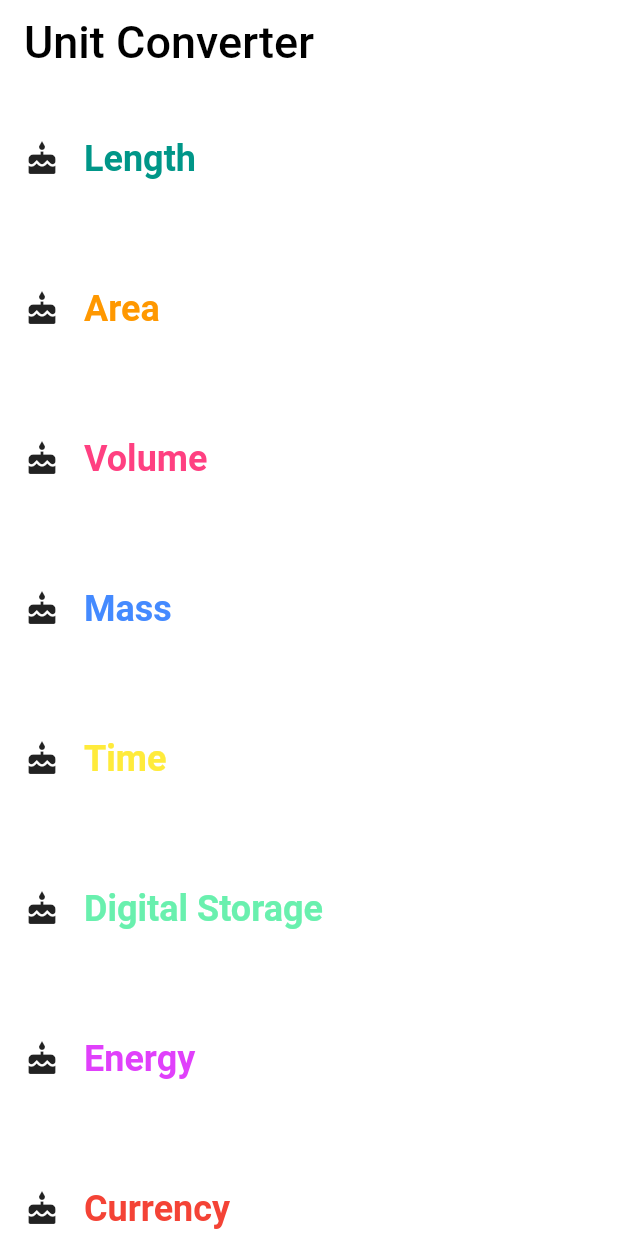
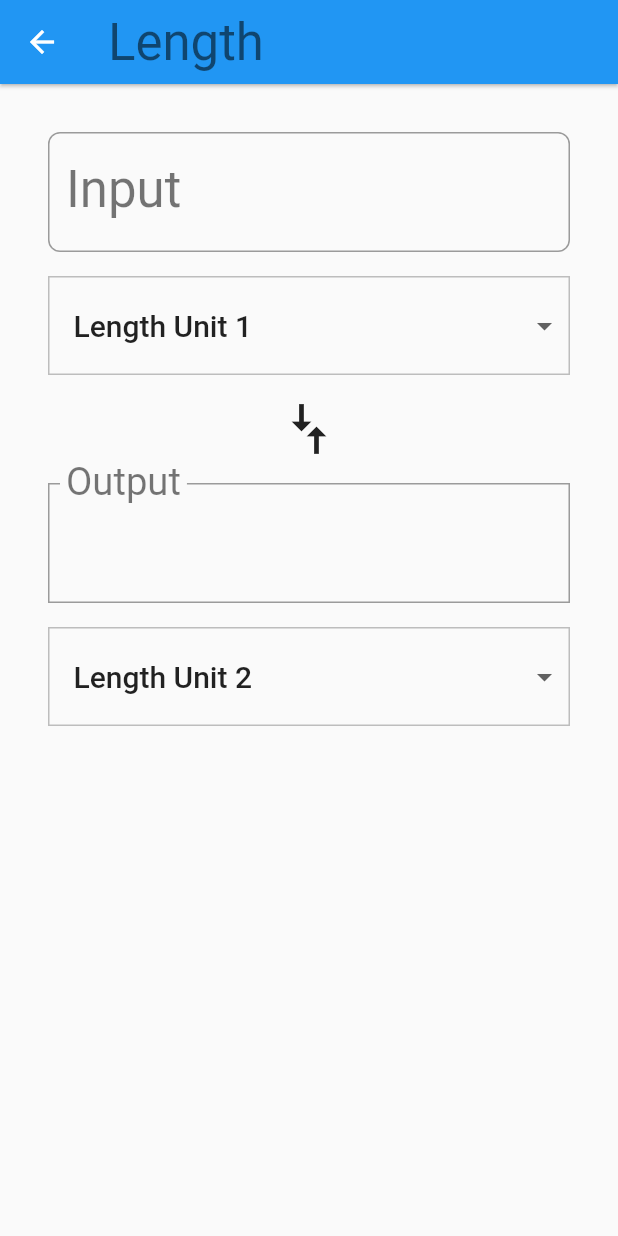
Before and after one commit to huynn109/Flutter-Udacity, a Flutter app: the screen it shows after launch, after a tap on "Length", on a phone screen of 412 x 824 dp. Run offline on Flutter 3.47's test engine with Material 2 defaults, Android fonts, the phone set to English and light mode, and no system bars.

Commit message:
update route, converter input

```diff
--- a/ex_03_category_route/lib/category.dart
+++ b/ex_03_category_route/lib/category.dart
@@ -1,3 +1,5 @@
+import 'package:ex_03_category_route/converter_route_input.dart';
+import 'package:ex_03_category_route/unit.dart';
 import 'package:flutter/material.dart';
 
 final _rowHeight = 100.0;
@@ -7,15 +9,18 @@ class Category extends StatelessWidget {
   final String name;
   final ColorSwatch color;
   final IconData iconLocation;
+  final List<Unit> units;
 
-  const Category({
-    Key key,
-    @required this.name,
-    @required this.color,
-    @required this.iconLocation,
-  })  : assert(name != null),
+  const Category(
+      {Key key,
+      @required this.name,
+      @required this.color,
+      @required this.iconLocation,
+      @required this.units})
+      : assert(name != null),
         assert(color != null),
         assert(iconLocation != null),
+        assert(units != null),
         super(key: key);
 
   @override
@@ -28,6 +33,7 @@ class Category extends StatelessWidget {
           borderRadius: _borderRadius,
           onTap: () {
             print('On tap row');
+            _navigateToConverter(context);
           },
           child: Padding(
             padding: EdgeInsets.all(8.0),
@@ -56,4 +62,29 @@ class Category extends StatelessWidget {
       ),
     );
   }
+
+  void _navigateToConverter(BuildContext context) {
+    if (Navigator.of(context).canPop()) {
+      Navigator.of(context).pop();
+    }
+    Navigator
+        .of(context)
+        .push(MaterialPageRoute<Null>(builder: (BuildContext context) {
+      return Scaffold(
+        appBar: AppBar(
+          elevation: 1.0,
+          title: Text(
+            name,
+            style: Theme.of(context).textTheme.display1,
+          ),
+        ),
+        body: ConverterRouteInput(
+          color: color,
+          name: name,
+          units: units,
+        ),
+        resizeToAvoidBottomPadding: false,
+      );
+    }));
+  }
 }
--- a/ex_03_category_route/lib/category_route.dart
+++ b/ex_03_category_route/lib/category_route.dart
@@ -1,7 +1,13 @@
 import 'package:ex_03_category_route/category.dart';
+import 'package:ex_03_category_route/unit.dart';
 import 'package:flutter/material.dart';
 
-class CategoryRoute extends StatelessWidget {
+class CategoryRoute extends StatefulWidget {
+  @override
+  State<StatefulWidget> createState() => _MyCategoryRoutePageState();
+}
+
+class _MyCategoryRoutePageState extends State<CategoryRoute> {
   var _backgroundColor = Colors.white;
   static const _categoryNames = <String>[
     'Length',
@@ -25,6 +31,17 @@ class CategoryRoute extends StatelessWidget {
     Colors.red,
   ];
 
+  /// Returns a list of mock [Unit]s.
+  List<Unit> _retrieveUnitList(String categoryName) {
+    return List.generate(10, (int i) {
+      i += 1;
+      return Unit(
+        name: '$categoryName Unit $i',
+        conversion: i.toDouble(),
+      );
+    });
+  }
+
   @override
   Widget build(BuildContext context) {
     final appbar = AppBar(
@@ -45,6 +62,7 @@ class CategoryRoute extends StatelessWidget {
         name: _categoryNames[i],
         color: _baseColors[i],
         iconLocation: Icons.cake,
+        units: _retrieveUnitList(_categoryNames[i]),
       ));
     }
     final listView = Container(
--- /dev/null
+++ b/ex_03_category_route/lib/converter_route_input.dart
@@ -0,0 +1,228 @@
+import 'package:ex_03_category_route/unit.dart';
+import 'package:flutter/material.dart';
+
+const _padding = EdgeInsets.all(16.0);
+
+class ConverterRouteInput extends StatefulWidget {
+  /// Units for this [Category].
+  final List<Unit> units;
+  final String name;
+  final Color color;
+
+  /// This [ConverterRoute] requires the name, color, and units to not be null.
+  const ConverterRouteInput({
+    @required this.name,
+    @required this.color,
+    @required this.units,
+  })  : assert(name != null),
+        assert(color != null),
+        assert(units != null);
+
+  @override
+  ConverterRouteInputState createState() => ConverterRouteInputState();
+}
+
+class ConverterRouteInputState extends State<ConverterRouteInput> {
+  Unit _fromValue;
+  Unit _toValue;
+  bool _showValidationError = false;
+  double _inputValue;
+  String _convertedValue = '';
+  List<DropdownMenuItem> _unitMenuItems;
+
+  @override
+  void initState() {
+    super.initState();
+    _createDropdownMenuItems();
+    _setDefaults();
+  }
+
+  /// Sets the default values for the 'from' and 'to' [Dropdown]s.
+  void _setDefaults() {
+    setState(() {
+      _fromValue = widget.units[0];
+      _toValue = widget.units[1];
+    });
+  }
+
+  /// Creates fresh list of [DropdownMenuItem] widgets, given a list of [Unit]s.
+  void _createDropdownMenuItems() {
+    var newItems = <DropdownMenuItem>[];
+    for (var unit in widget.units) {
+      newItems.add(DropdownMenuItem(
+        value: unit.name,
+        child: Container(
+          child: Text(
+            unit.name,
+            softWrap: true,
+          ),
+        ),
+      ));
+    }
+    setState(() {
+      _unitMenuItems = newItems;
+    });
+  }
+
+  @override
+  Widget build(BuildContext context) {
+    final input = Padding(
+      padding: _padding,
+      child: Column(
+        crossAxisAlignment: CrossAxisAlignment.stretch,
+        children: <Widget>[
+          TextField(
+            style: Theme.of(context).textTheme.display1,
+            decoration: InputDecoration(
+              labelStyle: Theme.of(context).textTheme.display1,
+              errorText: _showValidationError ? 'Invalid number entered' : null,
+              border:
+                  OutlineInputBorder(borderRadius: BorderRadius.circular(8.0)),
+              labelText: "Input",
+            ),
+            keyboardType: TextInputType.number,
+            onChanged: _updateInputValue,
+          ),
+          _createDropdown(_fromValue.name, _updateFromConversion),
+        ],
+      ),
+    );
+
+    final arrows = RotatedBox(
+      quarterTurns: 1,
+      child: Icon(
+        Icons.compare_arrows,
+        size: 40.0,
+      ),
+    );
+
+    final output = Padding(
+      padding: _padding,
+      child: Column(
+        crossAxisAlignment: CrossAxisAlignment.stretch,
+        children: [
+          InputDecorator(
+            child: Text(
+              _convertedValue,
+              style: Theme.of(context).textTheme.display1,
+            ),
+            decoration: InputDecoration(
+              labelText: 'Output',
+              labelStyle: Theme.of(context).textTheme.display1,
+              border: OutlineInputBorder(
+                borderRadius: BorderRadius.circular(0.0),
+              ),
+            ),
+          ),
+          _createDropdown(_toValue.name, _updateToConversion),
+        ],
+      ),
+    );
+
+    final converter = Column(
+      crossAxisAlignment: CrossAxisAlignment.stretch,
+      children: [input, arrows, output],
+    );
+    return Padding(
+      padding: _padding,
+      child: converter,
+    );
+  }
+
+  void _updateInputValue(String input) {
+    setState(() {
+      if (input == null || input.isEmpty) {
+        _convertedValue = '';
+      } else {
+        // Even though we are using the numerical keyboard, we still have to check
+        // for non-numerical input such as '5..0' or '6 -3'
+        try {
+          final inputDouble = double.parse(input);
+          _showValidationError = false;
+          _inputValue = inputDouble;
+          _updateConversion();
+        } on Exception catch (e) {
+          print('Error: $e');
+          _showValidationError = true;
+        }
+      }
+    });
+  }
+
+  void _updateToConversion(dynamic unitName) {
+    setState(() {
+      _toValue = _getUnit(unitName);
+    });
+    if (_inputValue != null) {
+      _updateConversion();
+    }
+  }
+
+  /// Clean up conversion; trim trailing zeros, e.g. 5.500 -> 5.5, 10.0 -> 10
+  String _format(double conversion) {
+    var outputNum = conversion.toStringAsPrecision(7);
+    if (outputNum.contains('.') && outputNum.endsWith('0')) {
+      var i = outputNum.length - 1;
+      while (outputNum[i] == '0') {
+        i -= 1;
+      }
+      outputNum = outputNum.substring(0, i + 1);
+    }
+    if (outputNum.endsWith('.')) {
+      return outputNum.substring(0, outputNum.length - 1);
+    }
+    return outputNum;
+  }
+
+  Unit _getUnit(String unitName) {
+    return widget.units.firstWhere(
+      (Unit unit) {
+        return unit.name == unitName;
+      },
+      orElse: null,
+    );
+  }
+
+  void _updateConversion() {
+    setState(() {
+      _convertedValue =
+          _format(_inputValue * (_toValue.conversion / _fromValue.conversion));
+    });
+  }
+
+  void _updateFromConversion(dynamic unitName) {
+    setState(() {
+      _fromValue = _getUnit(unitName);
+    });
+    if (_inputValue != null) {
+      _updateConversion();
+    }
+  }
+
+  _createDropdown(String currentValue, ValueChanged<dynamic> onChanged) {
+    return Container(
+      margin: EdgeInsets.only(top: 16.0),
+      decoration: BoxDecoration(
+          color: Colors.grey[50],
+          border: Border.all(
+            color: Colors.grey[400],
+            width: 1.0,
+          )),
+      padding: EdgeInsets.symmetric(vertical: 8.0),
+      child: Theme(
+        data: Theme.of(context).copyWith(canvasColor: Colors.grey[50]),
+        child: DropdownButtonHideUnderline(
+          child: ButtonTheme(
+            alignedDropdown: true,
+            child: DropdownButton(
+              value: currentValue,
+              items: _unitMenuItems,
+              onChanged: onChanged,
+              style: Theme.of(context).textTheme.title,
+            ),
+          ),
+        ),
+      ),
+    );
+  }
+}
--- /dev/null
+++ b/ex_03_category_route/lib/unit.dart
@@ -0,0 +1,22 @@
+import 'package:meta/meta.dart';
+
+class Unit {
+  final String name;
+  final double conversion;
+
+  /// A [Unit] stores its name and conversion factor.
+  ///
+  /// An example would be 'Meter' and '1.0'.
+  const Unit({
+    @required this.name,
+    @required this.conversion,
+  })  : assert(name != null),
+        assert(conversion != null);
+
+  /// Creates a [Unit] from a JSON object.
+  Unit.fromJson(Map jsonMap)
+      : name = jsonMap['name'],
+        conversion = jsonMap['conversion'].toDouble(),
+        assert(name != null),
+        assert(conversion != null);
+}
```
Also changed, not shown: ex_03_category_route/lib/converter_route.dart (added, +47 -0 lines).
